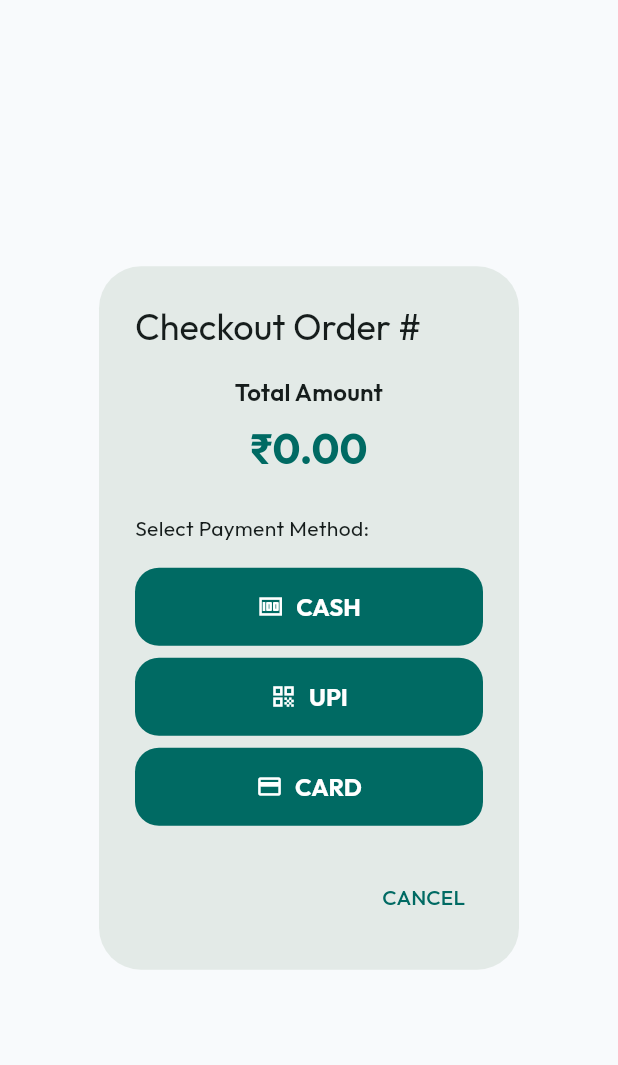
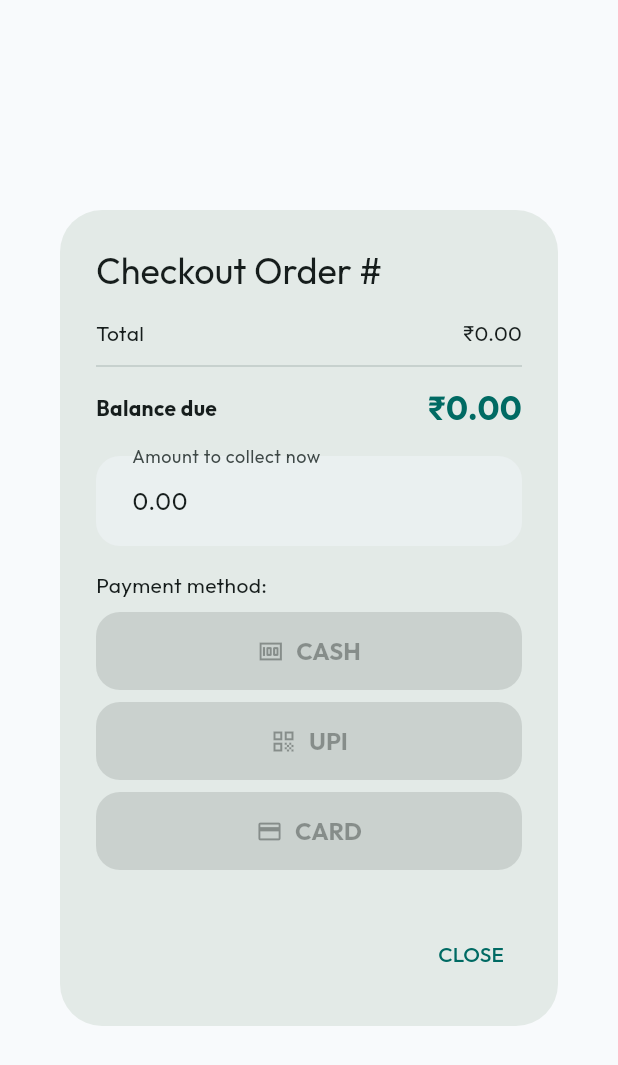
Before and after one commit to Naikhet18/Aven, a Flutter app: the CheckoutDialog widget shown alone on an empty page, opened directly with empty values, on a phone screen of 412 x 824 dp. Shown: the top 1065 px of the screen. Run offline on Flutter 3.47's test engine with Material 3 defaults, Android fonts, the phone set to English and light mode, and no system bars; our stand-ins replace connectivity_plus, csv, drift, drift_sqflite, flutter_riverpod, go_router and 5 more; missing offline and left inert: esc_pos_utils_plus, print_bluetooth_thermal; accounts and stored records are empty; generated files the repository leaves out were written again; statements that could not run were skipped.

Commit message:
Billing: real split/partial payments instead of a single status flag
CheckoutDialog previously just flipped payment_status to PAID directly and
discarded whichever payment method the cashier picked. Now:
- Each payment is recorded as its own Payment row (amount + method).
- The dialog shows balance due and lets the cashier collect it across
  multiple payments/methods until fully paid (README already promised
  "multi-payment tracking" -- this is what actually implements it).
- On full payment: completes a READY order, credits customer loyalty points
  if a customer is attached, and prints the receipt.

Co-Authored-By: Claude Sonnet 5 <noreply@anthropic.com>

```diff
--- a/lib/features/billing/widgets/checkout_dialog.dart
+++ b/lib/features/billing/widgets/checkout_dialog.dart
@@ -1,83 +1,179 @@
 import 'package:flutter/material.dart';
 import 'package:flutter_riverpod/flutter_riverpod.dart';
+import 'package:khao_piyo_pos/core/utils/currency.dart';
+import 'package:khao_piyo_pos/features/billing/providers/billing_provider.dart';
+import 'package:khao_piyo_pos/features/settings/providers/printer_provider.dart';
+import 'package:khao_piyo_pos/features/settings/providers/settings_provider.dart';
 import 'package:khao_piyo_pos/shared/models/order.dart';
-import 'package:khao_piyo_pos/features/billing/providers/billing_provider.dart';
+import 'package:khao_piyo_pos/shared/providers/global_providers.dart';
 
-class CheckoutDialog extends ConsumerWidget {
+class CheckoutDialog extends ConsumerStatefulWidget {
   final Order order;
 
   const CheckoutDialog({super.key, required this.order});
 
   @override
-  Widget build(BuildContext context, WidgetRef ref) {
+  ConsumerState<CheckoutDialog> createState() => _CheckoutDialogState();
+}
+
+class _CheckoutDialogState extends ConsumerState<CheckoutDialog> {
+  late final TextEditingController _amountController;
+  bool _isProcessing = false;
+
+  @override
+  void initState() {
+    super.initState();
+    _amountController = TextEditingController();
+  }
+
+  @override
+  void dispose() {
+    _amountController.dispose();
+    super.dispose();
+  }
+
+  Future<void> _pay(double remaining, String method) async {
+    final amount = double.tryParse(_amountController.text) ?? remaining;
+    if (amount <= 0) return;
+
+    setState(() => _isProcessing = true);
+    final success = await ref.read(billingProvider.notifier).recordPayment(
+          widget.order,
+          amount: amount.clamp(0, remaining),
+          method: method,
+        );
+    if (!mounted) return;
+    setState(() => _isProcessing = false);
+
+    if (!success) {
+      ScaffoldMessenger.of(context).showSnackBar(
+        const SnackBar(content: Text('Failed to record payment. Please try again.')),
+      );
+      return;
+    }
+
+    final isFullyPaid = amount.clamp(0, remaining) >= remaining - 0.01;
+    if (isFullyPaid) {
+      if (mounted) Navigator.of(context).pop();
+      if (mounted) {
+        ScaffoldMessenger.of(context).showSnackBar(
+          SnackBar(content: Text('Order #${widget.order.orderNumber} fully paid via $method!')),
+        );
+      }
+      final items = await ref.read(orderRepositoryProvider).getOrderItems(widget.order.id);
+      // ignore: use_build_context_synchronously
+      await ref.read(printerServiceProvider).printCustomerReceipt(widget.order, items);
+    } else {
+      _amountController.clear();
+      ScaffoldMessenger.of(context).showSnackBar(
+        SnackBar(content: Text('${Currency.format(amount, symbol: ref.read(settingsProvider).currencySymbol)} recorded via $method. Remaining balance updated.')),
+      );
+    }
+  }
+
+  @override
+  Widget build(BuildContext context) {
+    final paymentsAsync = ref.watch(orderPaymentsProvider(widget.order.id));
+    final settings = ref.watch(settingsProvider);
+
     return AlertDialog(
-      title: Text('Checkout Order #${order.orderNumber}'),
-      content: Column(
+      title: Text('Checkout Order #${widget.order.orderNumber}'),
+      content: SizedBox(
+        width: 380,
+        child: paymentsAsync.when(
+          loading: () => const SizedBox(height: 100, child: Center(child: CircularProgressIndicator())),
+          error: (err, _) => Text('Error: $err'),
+          data: (payments) {
+            final totalPaid = payments.fold<double>(0, (sum, p) => sum + p.amount);
+            final remaining = (widget.order.total - totalPaid).clamp(0, widget.order.total);
+            if (_amountController.text.isEmpty) {
+              _amountController.text = remaining.toStringAsFixed(2);
+            }
+
+            return Column(
               mainAxisSize: MainAxisSize.min,
               crossAxisAlignment: CrossAxisAlignment.stretch,
               children: [
+                Row(
+                  mainAxisAlignment: MainAxisAlignment.spaceBetween,
+                  children: [
+                    const Text('Total'),
+                    Text(Currency.format(widget.order.total, symbol: settings.currencySymbol)),
+                  ],
+                ),
+                if (payments.isNotEmpty) ...[
+                  const SizedBox(height: 4),
+                  Row(
+                    mainAxisAlignment: MainAxisAlignment.spaceBetween,
+                    children: [
+                      const Text('Already paid'),
+                      Text('-${Currency.format(totalPaid, symbol: settings.currencySymbol)}'),
+                    ],
+                  ),
+                  ...payments.map((p) => Padding(
+                        padding: const EdgeInsets.only(left: 16, top: 2),
+                        child: Text(
+                          '${p.paymentMethod}: ${Currency.format(p.amount, symbol: settings.currencySymbol)}',
+                          style: TextStyle(fontSize: 12, color: Theme.of(context).colorScheme.onSurfaceVariant),
+                        ),
+                      )),
+                ],
+                const Divider(height: 24),
+                Row(
+                  mainAxisAlignment: MainAxisAlignment.spaceBetween,
+                  children: [
+                    const Text('Balance due', style: TextStyle(fontWeight: FontWeight.bold)),
                     Text(
-            'Total Amount',
-            style: Theme.of(context).textTheme.titleMedium,
-            textAlign: TextAlign.center,
-          ),
-          const SizedBox(height: 8),
-          Text(
-            '₹${order.total.toStringAsFixed(2)}',
-            style: Theme.of(context).textTheme.headlineMedium?.copyWith(
+                      Currency.format(remaining.toDouble(), symbol: settings.currencySymbol),
+                      style: TextStyle(
                         fontWeight: FontWeight.bold,
+                        fontSize: 22,
                         color: Theme.of(context).colorScheme.primary,
                       ),
-            textAlign: TextAlign.center,
-          ),
-          const SizedBox(height: 24),
-          const Text('Select Payment Method:'),
-          const SizedBox(height: 16),
-          FilledButton.icon(
-            onPressed: () => _processPayment(context, ref, 'CASH'),
-            icon: const Icon(Icons.money),
-            label: const Text('CASH'),
-            style: FilledButton.styleFrom(padding: const EdgeInsets.all(16)),
-          ),
-          const SizedBox(height: 8),
-          FilledButton.icon(
-            onPressed: () => _processPayment(context, ref, 'UPI'),
-            icon: const Icon(Icons.qr_code),
-            label: const Text('UPI'),
-            style: FilledButton.styleFrom(padding: const EdgeInsets.all(16)),
-          ),
-          const SizedBox(height: 8),
-          FilledButton.icon(
-            onPressed: () => _processPayment(context, ref, 'CARD'),
-            icon: const Icon(Icons.credit_card),
-            label: const Text('CARD'),
-            style: FilledButton.styleFrom(padding: const EdgeInsets.all(16)),
                     ),
                   ],
                 ),
+                const SizedBox(height: 16),
+                TextField(
+                  controller: _amountController,
+                  keyboardType: const TextInputType.numberWithOptions(decimal: true),
+                  decoration: const InputDecoration(labelText: 'Amount to collect now', border: OutlineInputBorder()),
+                  enabled: !_isProcessing,
+                ),
+                const SizedBox(height: 16),
+                const Text('Payment method:'),
+                const SizedBox(height: 8),
+                ..._methodButtons(remaining.toDouble()),
+              ],
+            );
+          },
+        ),
+      ),
       actions: [
         TextButton(
-          onPressed: () => Navigator.of(context).pop(),
-          child: const Text('CANCEL'),
+          onPressed: _isProcessing ? null : () => Navigator.of(context).pop(),
+          child: const Text('CLOSE'),
         ),
       ],
     );
   }
 
-  Future<void> _processPayment(BuildContext context, WidgetRef ref, String method) async {
-    final success = await ref.read(billingProvider.notifier).checkoutOrder(order.id, method);
-
-    if (context.mounted) {
-      if (success) {
-        Navigator.of(context).pop(); // Close dialog
-        ScaffoldMessenger.of(context).showSnackBar(
-          SnackBar(content: Text('Order #${order.orderNumber} paid via $method!')),
-        );
-      } else {
-        ScaffoldMessenger.of(context).showSnackBar(
-          const SnackBar(content: Text('Failed to process payment. Please try again.')),
-        );
+  List<Widget> _methodButtons(double remaining) {
+    const methods = [
+      (label: 'CASH', icon: Icons.money),
+      (label: 'UPI', icon: Icons.qr_code),
+      (label: 'CARD', icon: Icons.credit_card),
+    ];
+    return methods
+        .map((m) => Padding(
+              padding: const EdgeInsets.only(bottom: 8),
+              child: FilledButton.icon(
+                onPressed: _isProcessing || remaining <= 0 ? null : () => _pay(remaining, m.label),
+                icon: Icon(m.icon),
+                label: Text(m.label),
+                style: FilledButton.styleFrom(padding: const EdgeInsets.all(16)),
+              ),
+            ))
+        .toList();
   }
 }
-  }
-}
```
Also changed, not shown: lib/features/billing/presentation/billing_screen.dart (+5 -2 lines), lib/features/billing/providers/billing_provider.dart (+44 -9 lines). Lines whose indentation alone changed are shown as unchanged.
